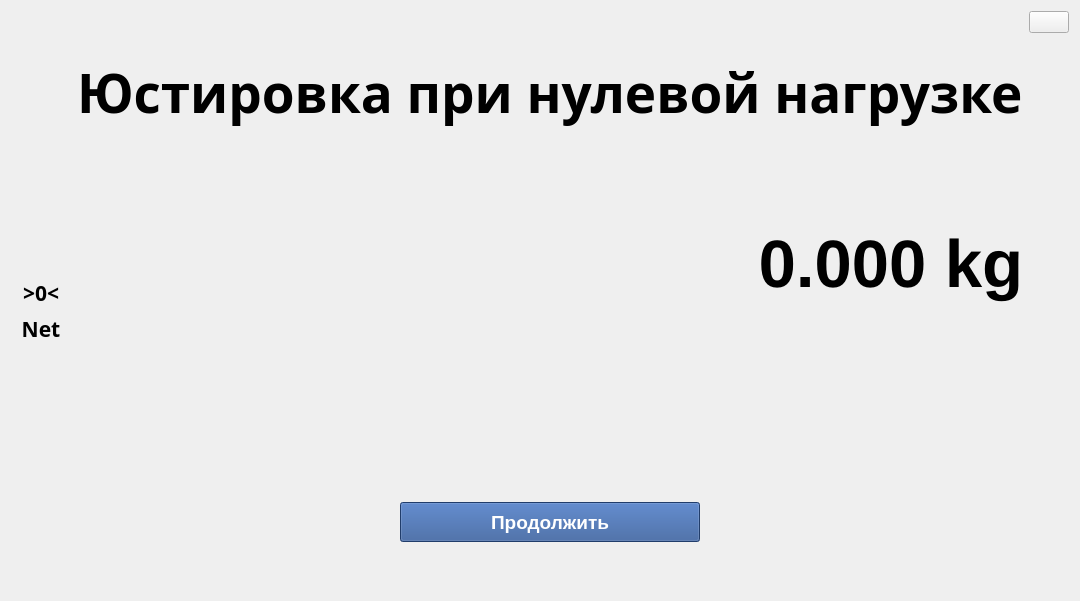
This is alignwidget.ui in cyrillwork/MassaK as Qt 5 draws it before an edit. The edited form follows.
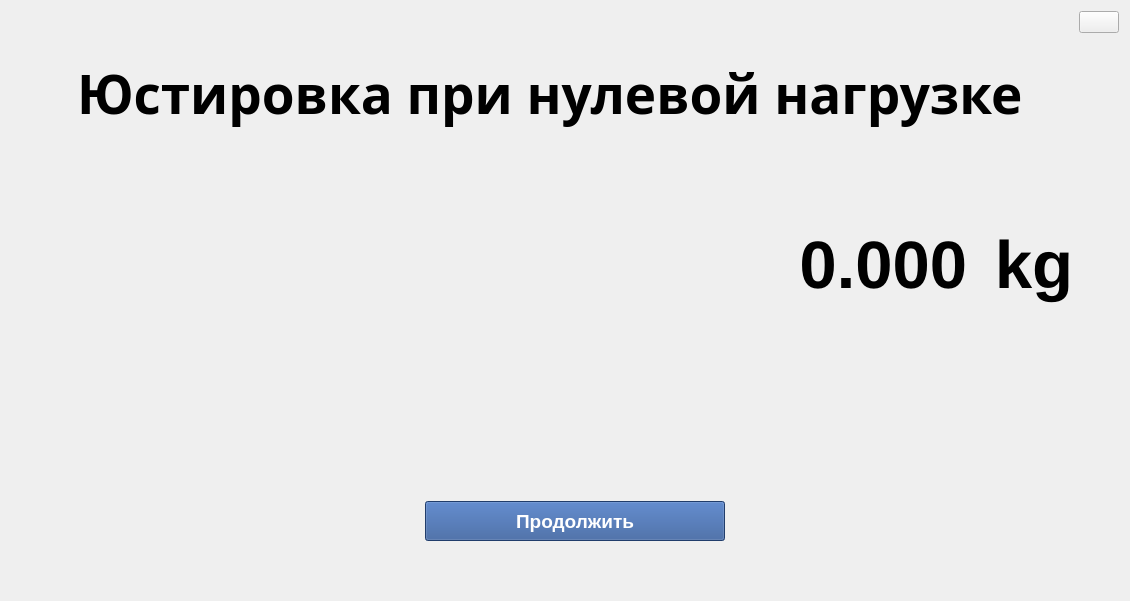
This is the edited form.

```diff
--- a/alignwidget.ui
+++ b/alignwidget.ui
@@ -6,7 +6,7 @@
    <rect>
     <x>0</x>
     <y>0</y>
-    <width>875</width>
+    <width>1130</width>
     <height>601</height>
    </rect>
   </property>
@@ -37,6 +37,9 @@
      </item>
      <item>
       <spacer name="verticalSpacer">
+       <property name="orientation">
+        <enum>Qt::Vertical</enum>
+       </property>
        <property name="sizeHint" stdset="0">
         <size>
          <width>20</width>
@@ -57,11 +60,12 @@
         <font>
          <family>Sans Serif</family>
          <pointsize>16</pointsize>
+         <weight>75</weight>
          <bold>true</bold>
         </font>
        </property>
        <property name="text">
-        <string>&gt;0&lt;</string>
+        <string>    </string>
        </property>
        <property name="alignment">
         <set>Qt::AlignCenter</set>
@@ -80,11 +84,12 @@
         <font>
          <family>Sans Serif</family>
          <pointsize>16</pointsize>
+         <weight>75</weight>
          <bold>true</bold>
         </font>
        </property>
        <property name="text">
-        <string>Net</string>
+        <string>    </string>
        </property>
        <property name="alignment">
         <set>Qt::AlignCenter</set>
@@ -93,6 +98,9 @@
      </item>
      <item>
       <spacer name="verticalSpacer_2">
+       <property name="orientation">
+        <enum>Qt::Vertical</enum>
+       </property>
        <property name="sizeHint" stdset="0">
         <size>
          <width>20</width>
@@ -107,6 +115,9 @@
     <layout class="QVBoxLayout" name="verticalLayout">
      <item>
       <spacer name="verticalSpacer_10">
+       <property name="orientation">
+        <enum>Qt::Vertical</enum>
+       </property>
        <property name="sizeHint" stdset="0">
         <size>
          <width>20</width>
@@ -121,6 +132,7 @@
         <font>
          <family>Sans Serif</family>
          <pointsize>40</pointsize>
+         <weight>75</weight>
          <bold>true</bold>
         </font>
        </property>
@@ -147,6 +159,9 @@
      </item>
      <item>
       <spacer name="verticalSpacer_9">
+       <property name="orientation">
+        <enum>Qt::Vertical</enum>
+       </property>
        <property name="sizeHint" stdset="0">
         <size>
          <width>20</width>
@@ -156,20 +171,85 @@
       </spacer>
      </item>
      <item>
-      <widget class="QLabel" name="weightLabel">
-       <property name="font">
-        <font>
-         <pointsize>50</pointsize>
-         <bold>true</bold>
-        </font>
-       </property>
-       <property name="text">
-        <string>0.000 kg</string>
-       </property>
-       <property name="alignment">
-        <set>Qt::AlignRight|Qt::AlignTrailing|Qt::AlignVCenter</set>
-       </property>
-      </widget>
+      <layout class="QHBoxLayout" name="horizontalLayout_3">
+       <item>
+        <spacer name="horizontalSpacer">
+         <property name="orientation">
+          <enum>Qt::Horizontal</enum>
+         </property>
+         <property name="sizeHint" stdset="0">
+          <size>
+           <width>40</width>
+           <height>20</height>
+          </size>
+         </property>
+        </spacer>
+       </item>
+       <item>
+        <widget class="QLabel" name="weightLabel">
+         <property name="minimumSize">
+          <size>
+           <width>400</width>
+           <height>0</height>
+          </size>
+         </property>
+         <property name="maximumSize">
+          <size>
+           <width>400</width>
+           <height>16777215</height>
+          </size>
+         </property>
+         <property name="font">
+          <font>
+           <pointsize>50</pointsize>
+           <weight>75</weight>
+           <bold>true</bold>
+          </font>
+         </property>
+         <property name="layoutDirection">
+          <enum>Qt::RightToLeft</enum>
+         </property>
+         <property name="text">
+          <string>0.000</string>
+         </property>
+         <property name="alignment">
+          <set>Qt::AlignRight|Qt::AlignTrailing|Qt::AlignVCenter</set>
+         </property>
+        </widget>
+       </item>
+       <item>
+        <widget class="QLabel" name="kgLabel">
+         <property name="minimumSize">
+          <size>
+           <width>100</width>
+           <height>0</height>
+          </size>
+         </property>
+         <property name="maximumSize">
+          <size>
+           <width>100</width>
+           <height>16777215</height>
+          </size>
+         </property>
+         <property name="font">
+          <font>
+           <pointsize>50</pointsize>
+           <weight>75</weight>
+           <bold>true</bold>
+          </font>
+         </property>
+         <property name="layoutDirection">
+          <enum>Qt::RightToLeft</enum>
+         </property>
+         <property name="text">
+          <string>kg</string>
+         </property>
+         <property name="alignment">
+          <set>Qt::AlignRight|Qt::AlignTrailing|Qt::AlignVCenter</set>
+         </property>
+        </widget>
+       </item>
+      </layout>
      </item>
      <item>
       <spacer name="verticalSpacer_5">
@@ -186,6 +266,9 @@
      </item>
      <item>
       <spacer name="verticalSpacer_8">
+       <property name="orientation">
+        <enum>Qt::Vertical</enum>
+       </property>
        <property name="sizeHint" stdset="0">
         <size>
          <width>20</width>
@@ -207,11 +290,12 @@
          <property name="font">
           <font>
            <pointsize>14</pointsize>
+           <weight>75</weight>
            <bold>true</bold>
           </font>
          </property>
          <property name="text">
-          <string>                       </string>
+          <string/>
          </property>
         </widget>
        </item>
@@ -220,11 +304,12 @@
          <property name="font">
           <font>
            <pointsize>14</pointsize>
+           <weight>75</weight>
            <bold>true</bold>
           </font>
          </property>
          <property name="text">
-          <string>                       </string>
+          <string/>
          </property>
          <property name="margin">
           <number>0</number>
@@ -235,6 +320,9 @@
      </item>
      <item>
       <spacer name="verticalSpacer_7">
+       <property name="orientation">
+        <enum>Qt::Vertical</enum>
+       </property>
        <property name="sizeHint" stdset="0">
         <size>
          <width>20</width>
@@ -247,6 +335,9 @@
       <layout class="QHBoxLayout" name="horizontalLayout_2">
        <item>
         <spacer name="horizontalSpacer_2">
+         <property name="orientation">
+          <enum>Qt::Vertical</enum>
+         </property>
          <property name="sizeHint" stdset="0">
           <size>
            <width>40</width>
@@ -272,6 +363,7 @@
          <property name="font">
           <font>
            <pointsize>14</pointsize>
+           <weight>75</weight>
            <bold>true</bold>
           </font>
          </property>
@@ -285,6 +377,9 @@
        </item>
        <item>
         <spacer name="horizontalSpacer_3">
+         <property name="orientation">
+          <enum>Qt::Vertical</enum>
+         </property>
          <property name="sizeHint" stdset="0">
           <size>
            <width>40</width>
@@ -297,6 +392,9 @@
      </item>
      <item>
       <spacer name="verticalSpacer_6">
+       <property name="orientation">
+        <enum>Qt::Vertical</enum>
+       </property>
        <property name="sizeHint" stdset="0">
         <size>
          <width>20</width>
@@ -321,6 +419,9 @@
      </item>
      <item>
       <spacer name="verticalSpacer_4">
+       <property name="orientation">
+        <enum>Qt::Vertical</enum>
+       </property>
        <property name="sizeHint" stdset="0">
         <size>
          <width>20</width>
```
